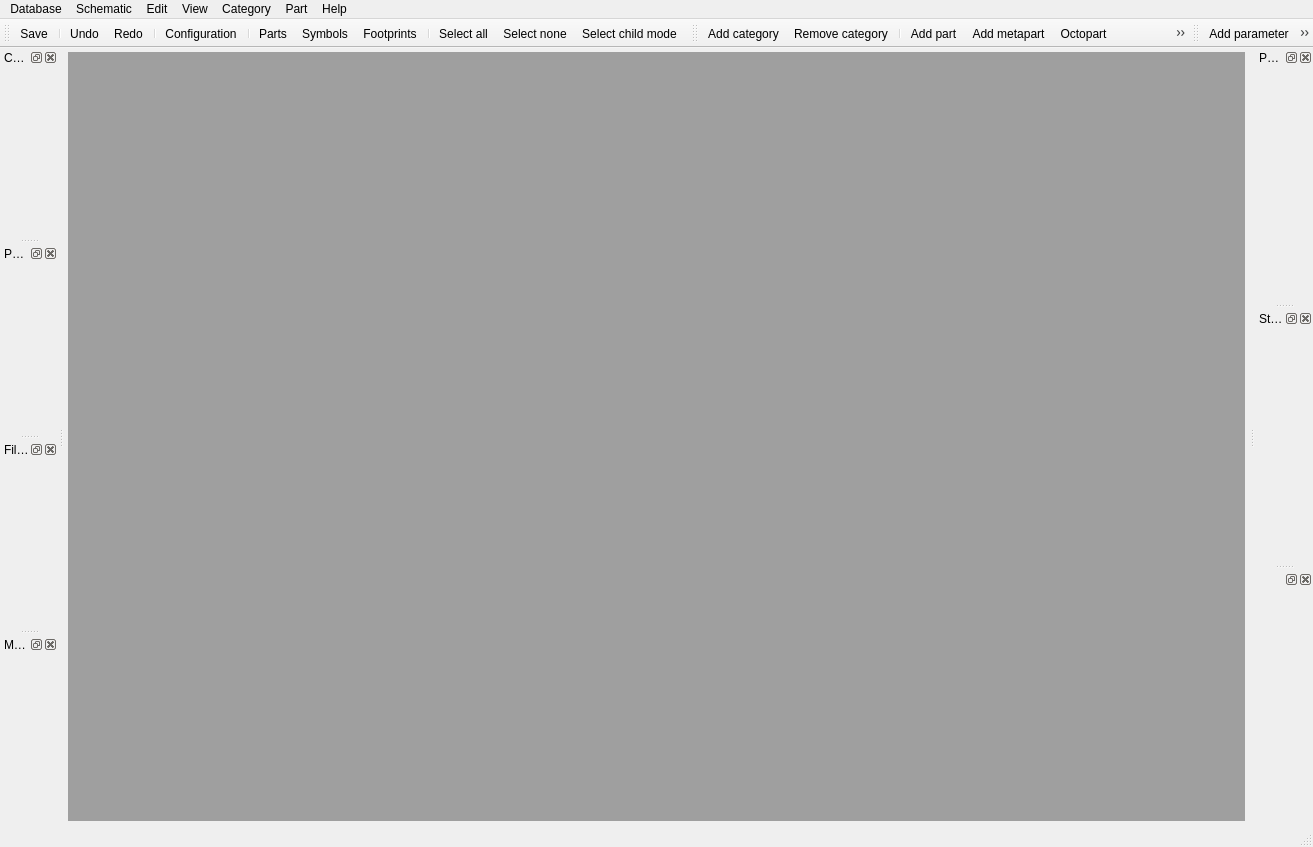
Above: kipartman-qt/ui/main_window.ui from turdusmerula/kipartman before the change. Below: the same form after it.
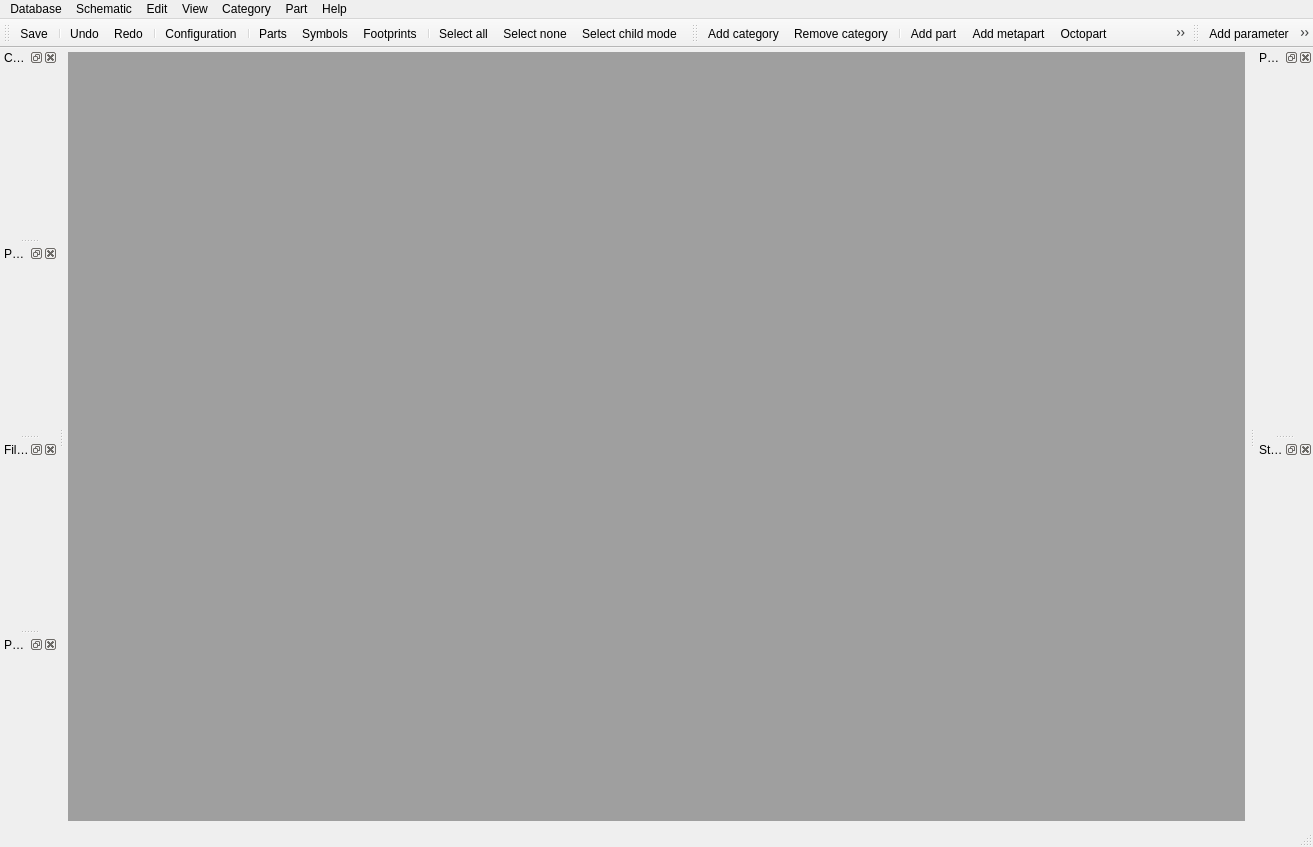
That is the form after the change. Icons and pictures are not drawn. Custom widgets are drawn as their Qt base class.

Patch:
```diff
--- a/kipartman-qt/ui/main_window.ui
+++ b/kipartman-qt/ui/main_window.ui
@@ -231,7 +231,7 @@
   </widget>
   <widget class="QDockWidget" name="dockWidget_3">
    <property name="windowTitle">
-    <string>Manufacturers</string>
+    <string>Part storages</string>
    </property>
    <attribute name="dockWidgetArea">
     <number>1</number>
@@ -251,12 +251,9 @@
    <addaction name="actionParameterAdd"/>
    <addaction name="actionMetaParameterAdd"/>
    <addaction name="actionParameterDelete"/>
-  </widget>
-  <widget class="QDockWidget" name="dockWidget">
-   <attribute name="dockWidgetArea">
-    <number>2</number>
-   </attribute>
-   <widget class="QWidget" name="dockWidgetContents_2"/>
+   <addaction name="separator"/>
+   <addaction name="actionStorageAdd"/>
+   <addaction name="actionStorageDelete"/>
   </widget>
   <action name="actionSchematicOpen">
    <property name="text">
```
Left out of the diff: 24 changed lines with no effect on the pictures.
